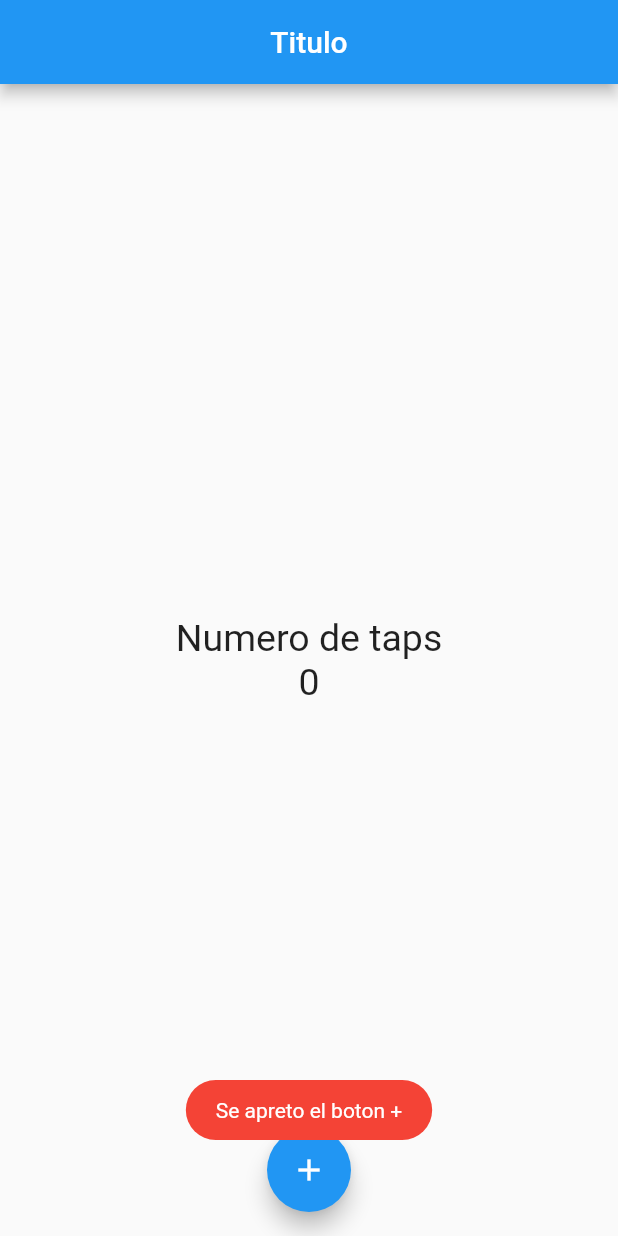
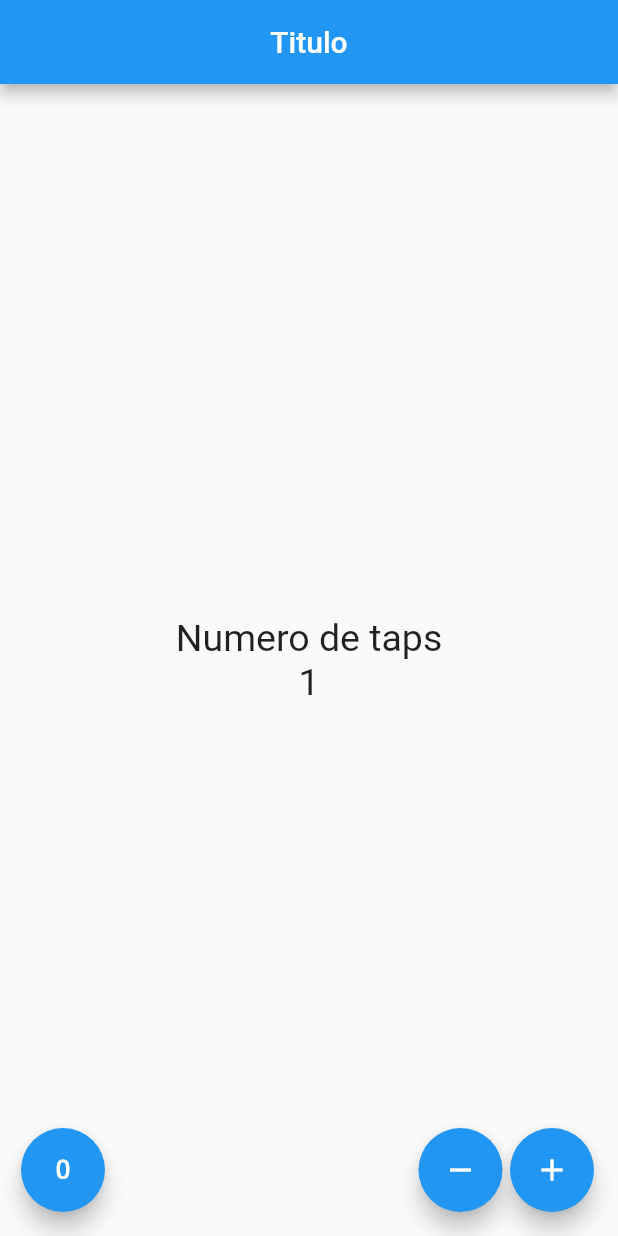
Before and after one commit to dariojolo/Contador_Flutter, a Flutter app: the screen it shows after launch, after a tap on the "add" icon, on a phone screen of 412 x 824 dp. Run offline on Flutter 3.47's test engine with Material 2 defaults, Android fonts, the phone set to English and light mode, and no system bars; our stand-ins replace fluttertoast.

Commit message:
app contador finalizada

```diff
--- a/lib/src/app.dart
+++ b/lib/src/app.dart
@@ -1,14 +1,17 @@
 import 'package:flutter/material.dart';
 
 import 'package:contador/src/pages/home_page.dart';
+import 'package:contador/src/pages/contador_page.dart';
 
 
 class MyApp extends StatelessWidget {
   @override
   Widget build(BuildContext context) {
     return MaterialApp(
+      debugShowCheckedModeBanner: false,
       home: Center(
-        child:HomePage(),
+        //child:HomePage(),
+        child: ContadorPage() ,
       ),
     );
   }
--- /dev/null
+++ b/lib/src/pages/contador_page.dart
@@ -0,0 +1,74 @@
+import 'package:flutter/material.dart';
+import 'package:fluttertoast/fluttertoast.dart';
+
+class ContadorPage extends StatefulWidget {
+  ContadorPage({Key key}) : super(key: key);
+
+  @override
+  createState() => _ContadorPageState();
+}
+
+class _ContadorPageState extends State<ContadorPage> {
+  final _estiloTexto = new TextStyle(fontSize: 25);
+  int _contador = 0;
+
+  @override
+  Widget build(BuildContext context) {
+    return Scaffold(
+        appBar: AppBar(
+          title: Text('Titulo'),
+          centerTitle: true,
+        ),
+        body: Center(
+            child: Column(
+          mainAxisAlignment: MainAxisAlignment.center,
+          children: <Widget>[
+            Text('Numero de taps', style: _estiloTexto),
+            Text('$_contador', style: _estiloTexto),
+          ],
+        )),
+        // floatingActionButtonLocation: FloatingActionButtonLocation.centerFloat,
+        floatingActionButton: _crearBotones());
+  }
+
+  Widget _crearBotones() {
+    return Row(
+      mainAxisAlignment: MainAxisAlignment.end,
+      children: <Widget>[
+        SizedBox(width: 30),
+        FloatingActionButton(
+          child: Icon(Icons.exposure_zero),
+          onPressed: () {
+            _contador = 0;
+            setState(() {});
+          },
+        ),
+        Expanded (child: SizedBox()),
+        FloatingActionButton(
+          child: Icon(Icons.remove),
+          onPressed: () {
+            if (_contador>0)
+            _contador--;
+            setState(() {});
+          },
+        ),
+        SizedBox(width: 5.0,),
+        FloatingActionButton(
+          child: Icon(Icons.add),
+          onPressed: () {
+            _contador++;
+            setState(() {});
+          },
+        ),
+      ],
+    );
+  }
+}
+
+/*Fluttertoast.showToast(
+              msg: "Se apreto el boton +",
+              toastLength: Toast.LENGTH_SHORT,
+              gravity: ToastGravity.BOTTOM,
+              backgroundColor: Colors.red,
+              textColor: Colors.white,
+              timeInSecForIos: 1);*/
--- a/lib/src/pages/home_page.dart
+++ b/lib/src/pages/home_page.dart
@@ -1,38 +1,12 @@
 import 'package:flutter/material.dart';
-import 'package:fluttertoast/fluttertoast.dart';
+
 
 
 class HomePage extends StatelessWidget {
-  final estiloTexto = new TextStyle(fontSize: 25);
-
   @override
   Widget build(BuildContext context) {
-    return Scaffold(
-      appBar: AppBar(
-        title: Text('Titulo'),
-        centerTitle: true,
-      ),
-      body: Center(
-          child: Column(
-        mainAxisAlignment: MainAxisAlignment.center,
-        children: <Widget>[
-          Text('Numero de taps', style: estiloTexto),
-          Text('0', style: estiloTexto),
-        ],
-      )),
-      floatingActionButtonLocation: FloatingActionButtonLocation.centerFloat,
-      floatingActionButton: FloatingActionButton(
-        child: Icon(Icons.add),
-        onPressed: () {
-          Fluttertoast.showToast(
-              msg: "Se apreto el boton +",
-              toastLength: Toast.LENGTH_SHORT,
-              gravity: ToastGravity.BOTTOM,
-              backgroundColor: Colors.red,
-              textColor: Colors.white,
-              timeInSecForIos: 1);
-        },
-      ),
-    );
+    // TODO: implement build
+    return null;
   }
+
 }
```
